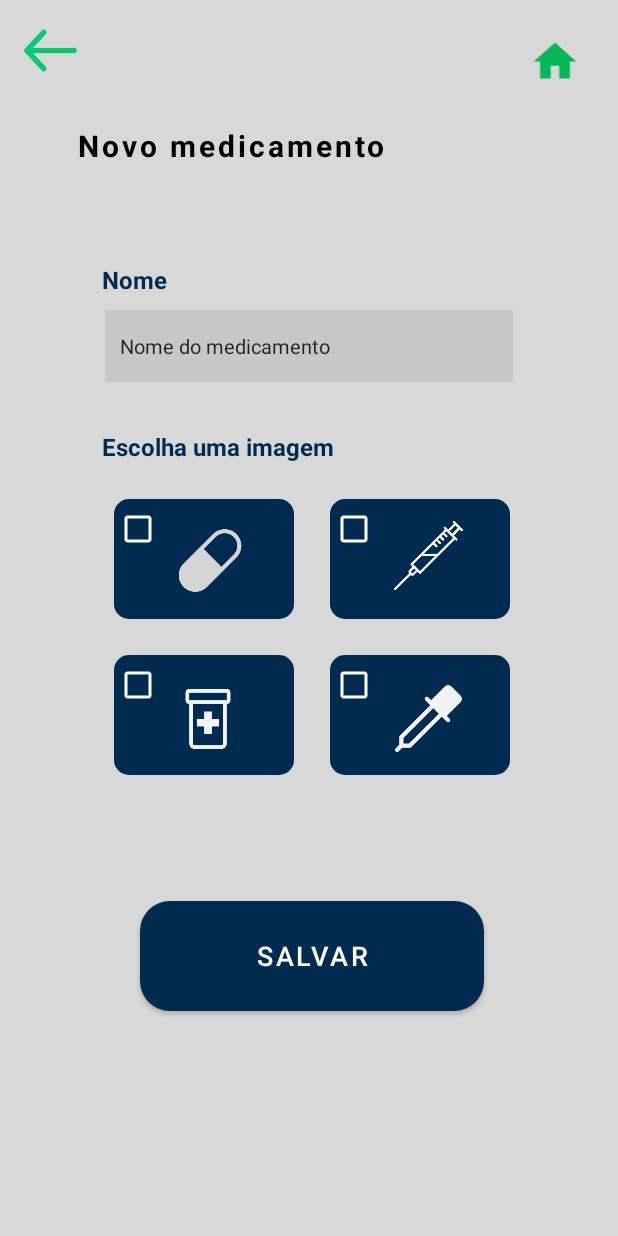
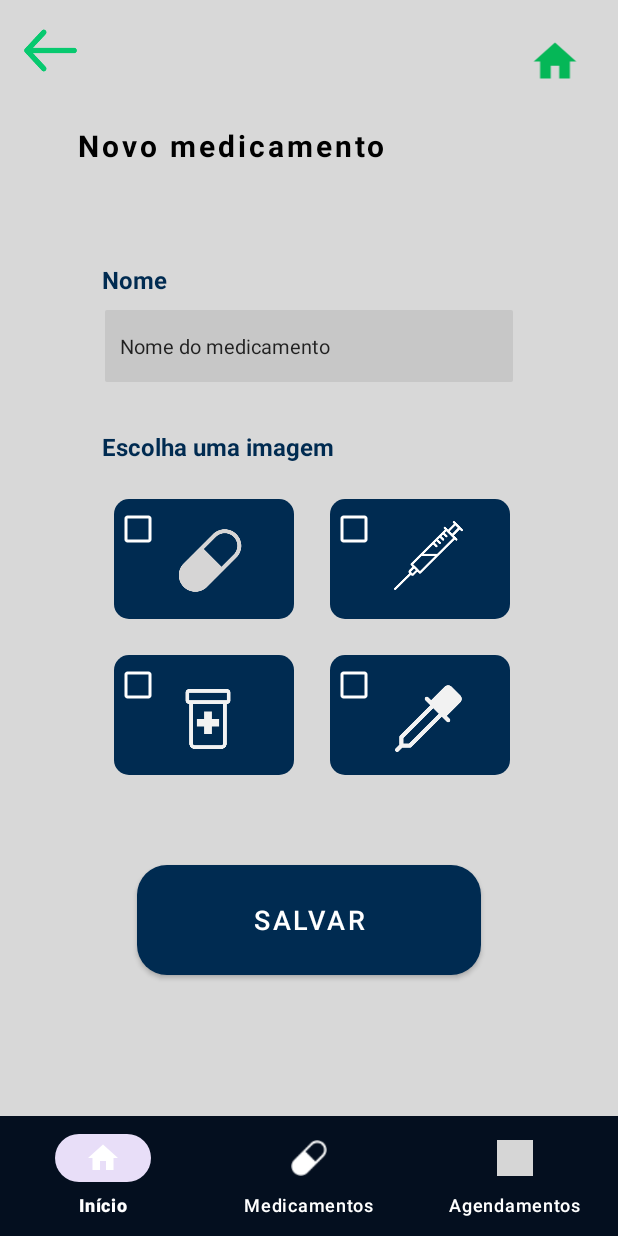
Before and after one commit to nathazz/MedTime, an Android app: the NovoMedicamentoActivity screen opened directly, with no data from a screen before it, on a phone screen of 412 x 824 dp. Run offline under Robolectric (Android 15) with nearby library versions, the phone set to English and light mode, and no system bars; grey boxes are pictures that could not be loaded.

Commit message:
#Bottom Navigation bar adicionado obs: ainda vou arrumar a animação

```diff
--- a/app/src/main/java/com/example/medtime/controller/NovoMedicamentoActivity.kt
+++ b/app/src/main/java/com/example/medtime/controller/NovoMedicamentoActivity.kt
@@ -3,10 +3,12 @@ package com.example.medtime.controller
 import android.content.Intent
 import androidx.appcompat.app.AppCompatActivity
 import android.os.Bundle
+import com.example.medtime.R
 import com.example.medtime.databinding.ActivityNovoMedicamentoBinding
 import com.example.medtime.model.dao.MedicamentoDAO
 import com.example.medtime.model.dto.Medicamento
 
+@Suppress("DEPRECATION")
 class NovoMedicamentoActivity : AppCompatActivity() {
     private lateinit var binding: ActivityNovoMedicamentoBinding
     private lateinit var medicamentoDAO: MedicamentoDAO
@@ -29,6 +31,9 @@ class NovoMedicamentoActivity : AppCompatActivity() {
             salvarMedicamento()
         }
 
+
+
+        navegar()
         selecionarUmCheck()
     }
 
@@ -104,4 +109,36 @@ class NovoMedicamentoActivity : AppCompatActivity() {
         finish()
     }
 
+    fun navegar(){
+        val bottomBar = binding.bottomBar
+        bottomBar.setOnNavigationItemSelectedListener { menuItem ->
+            when (menuItem.itemId) {
+
+                R.id.medicamentos -> {
+
+                    startActivity(Intent(this, MedCadastrados::class.java))
+
+                    finish()
+
+                    true
+                }
+
+                R.id.agendamentos -> {
+                    startActivity(Intent(this, AgendamentosActivity::class.java))
+                    finish()
+                    true
+                }
+
+                R.id.inicio -> {
+                    startActivity(Intent(this, MainActivity::class.java))
+                    finish()
+                    true
+                }
+                else -> false
+            }
+
+        }
+
+    }
+
 }
--- /dev/null
+++ b/app/src/main/res/drawable/inicio.xml
@@ -0,0 +1,5 @@
+<vector android:height="24dp" android:tint="#FFFFFF"
+    android:viewportHeight="24" android:viewportWidth="24"
+    android:width="24dp" xmlns:android="http://schemas.android.com/apk/res/android">
+    <path android:fillColor="@android:color/white" android:pathData="M10,20v-6h4v6h5v-8h3L12,3 2,12h3v8z"/>
+</vector>
--- /dev/null
+++ b/app/src/main/res/drawable/lista.xml
@@ -0,0 +1,5 @@
+<vector android:height="24dp" android:tint="#FFFFFF"
+    android:viewportHeight="24" android:viewportWidth="24"
+    android:width="24dp" xmlns:android="http://schemas.android.com/apk/res/android">
+    <path android:fillColor="@android:color/white" android:pathData="M22,7h-9v2h9V7zM22,15h-9v2h9V15zM5.54,11L2,7.46l1.41,-1.41l2.12,2.12l4.24,-4.24l1.41,1.41L5.54,11zM5.54,19L2,15.46l1.41,-1.41l2.12,2.12l4.24,-4.24l1.41,1.41L5.54,19z"/>
+</vector>
--- a/app/src/main/res/layout/activity_novo_medicamento.xml
+++ b/app/src/main/res/layout/activity_novo_medicamento.xml
@@ -7,6 +7,18 @@
     android:background="@color/branco_esc"
     tools:context=".controller.NovoMedicamentoActivity">
 
+
+    <com.google.android.material.bottomnavigation.BottomNavigationView
+        android:id="@+id/bottomBar"
+        android:layout_width="match_parent"
+        android:layout_height="wrap_content"
+        app:menu="@menu/menu"
+        android:background="@color/azul_escuro"
+        app:itemTextColor="@color/white"
+        app:itemIconTint="@color/white"
+        app:layout_constraintBottom_toBottomOf="parent"
+        app:layout_constraintEnd_toEndOf="parent"
+        app:layout_constraintStart_toStartOf="parent" />
 
     <TextView
         android:id="@+id/textView9"
@@ -64,17 +76,15 @@
         android:id="@+id/btnSalvarNovo"
         android:layout_width="229dp"
         android:layout_height="73dp"
-        android:layout_marginTop="84dp"
+        android:layout_marginTop="60dp"
         android:background="@drawable/bg_btncadastro"
         android:letterSpacing="0.1"
         android:text="Salvar"
         android:textColor="@color/white"
         android:textSize="18sp"
         app:layout_constraintEnd_toEndOf="parent"
-        app:layout_constraintHorizontal_bias="0.51"
         app:layout_constraintStart_toStartOf="parent"
         app:layout_constraintTop_toBottomOf="@+id/viewCaixinha" />
-
 
     <View
         android:id="@+id/viewGotas"
--- /dev/null
+++ b/app/src/main/res/menu/menu.xml
@@ -0,0 +1,21 @@
+<?xml version="1.0" encoding="utf-8"?>
+<menu xmlns:app="http://schemas.android.com/apk/res-auto"
+    xmlns:android="http://schemas.android.com/apk/res/android">
+
+    <item
+        android:id="@+id/inicio"
+        android:title="Início"
+        android:icon="@drawable/inicio"
+        />
+
+    <item
+        android:id="@+id/medicamentos"
+        android:title="Medicamentos"
+        android:icon="@drawable/pilula2"
+        />
+    <item
+        android:id="@+id/agendamentos"
+        android:title="Agendamentos"
+        android:icon="@drawable/baseline_checklist_24"
+        />
+</menu>
--- a/app/src/main/res/values/strings.xml
+++ b/app/src/main/res/values/strings.xml
@@ -2,6 +2,8 @@
     <string name="app_name">MedTime</string>
     <string name="agendamentos_n_programados">Agendamentos \n Programados</string>
     <string name="_26_jun">26 jun</string>
+    <!-- TODO: Remove or change this placeholder text -->
+    <string name="hello_blank_fragment">Hello blank fragment</string>
 
 
 </resources>
```
Also changed, not shown: app/src/main/java/com/example/medtime/controller/AgendamentosActivity.kt (+36 -5 lines), app/src/main/java/com/example/medtime/controller/CadastrarActivity.kt (+23 -10 lines), app/src/main/java/com/example/medtime/controller/MainActivity.kt (+28 -0 lines), app/src/main/java/com/example/medtime/controller/MedCadastrados.kt (+36 -0 lines), app/src/main/res/layout/activity_agendamento.xml (+16 -3 lines), app/src/main/res/layout/activity_cadastrar.xml (+6 -5 lines), app/src/main/res/layout/activity_main.xml (+32 -15 lines), app/src/main/res/layout/activity_med_cadastrados.xml (+20 -11 lines), app/src/main/res/values/styles.xml (+4 -4 lines).
